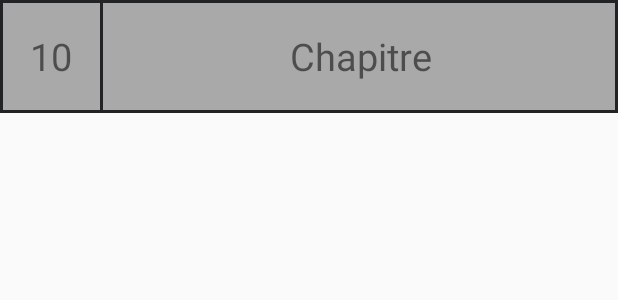
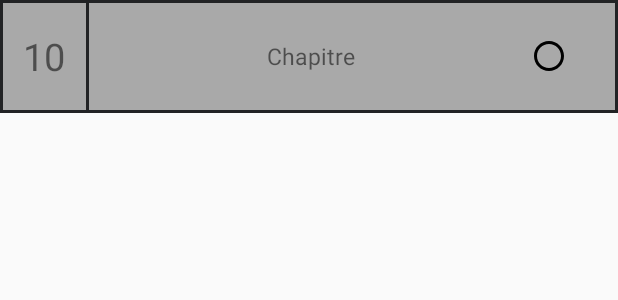
Before and after one commit to Swillam/application_android, an Android app: the layout content_cell_chapter.xml on its own in the app's theme, with its tools: preview values and no code run, on a phone screen of 412 x 824 dp. Shown: the top 300 px of the screen. Run offline under Robolectric (Android 15) with nearby library versions, the phone set to English and light mode, and no system bars.

Commit message:
fix fragment,navbar, home and add a chapter fragment with read checkbox

```diff
--- a/app/src/main/java/fr/application/scanS/data/DAO/ChapitreDAO.java
+++ b/app/src/main/java/fr/application/scanS/data/DAO/ChapitreDAO.java
@@ -51,8 +51,8 @@ public class ChapitreDAO extends DAOBase {
         ContentValues value = new ContentValues();
         value.put(CHAPITRE_NB, c.getChapitre_nb());
         value.put(CHAPITRE_NAME, c.getChapitre_name());
-        value.put(ID_MANGA, c.getId_manga());
-        mDb.update(TABLE_NAME, value, KEY,new String[] {String.valueOf(c.getId())});
+        value.put(LU,c.getIfRead());
+        mDb.update(TABLE_NAME, value, KEY+'=' + String.valueOf(c.getId()),null);
     }
 
     public Chapitre select(int id) {
--- a/app/src/main/java/fr/application/scanS/ui/home/MangaAdapter.java
+++ b/app/src/main/java/fr/application/scanS/ui/home/MangaAdapter.java
@@ -37,7 +37,6 @@ public class MangaAdapter extends RecyclerView.Adapter<MangaViewHolder>{
 
     @Override
     public void onBindViewHolder(@NonNull MangaViewHolder holder, int position) {
-        // a faire (fini ?)
         Manga m = this._mangaList.get(position);
         Chapitre c = m.getChapitrelast();
         holder.layoutForManga(m.getName(),c.getChapitre_name(),c.getChapitre_nb(),this._context);
--- a/app/src/main/res/layout/content_cell_chapter.xml
+++ b/app/src/main/res/layout/content_cell_chapter.xml
@@ -8,7 +8,7 @@
         android:id="@+id/item_chapter_nb_manga"
         android:layout_width="match_parent"
         android:layout_height="match_parent"
-        android:layout_weight="5"
+        android:layout_weight="3"
         android:gravity="center"
         android:text="10"
         android:textSize="25sp"
@@ -20,6 +20,15 @@
         android:layout_weight="1"
         android:gravity="center"
         android:text="Chapitre"
-        android:textSize="25sp"/>
+        android:textSize="15sp"/>
+
+    <CheckBox
+        android:id="@+id/checkBox"
+        android:layout_width="match_parent"
+        android:layout_height="match_parent"
+        android:layout_weight="3"
+        android:button="@xml/custom_checkbox"
+        android:gravity="center"
+        />
 
 </LinearLayout>
--- a/app/src/main/res/layout/content_cell_home.xml
+++ b/app/src/main/res/layout/content_cell_home.xml
@@ -7,9 +7,7 @@
     android:layout_height="75dp"
     android:layout_marginTop="5dp"
     android:layout_marginBottom="5dp"
-    android:background="@drawable/home_textview_border"
-
-    >
+    android:background="@drawable/home_textview_border">
 
     <ImageView
         android:id="@+id/item_image"
--- a/app/src/main/res/layout/fragment_home.xml
+++ b/app/src/main/res/layout/fragment_home.xml
@@ -12,8 +12,7 @@
         android:id="@+id/fragment_home_recycler_view"
         android:layout_width="match_parent"
         android:layout_height="wrap_content"
-        android:layout_marginTop="10dp"
-        android:layout_marginBottom="60dp"/>
+        android:layout_marginTop="10dp" />
 
     <TextView
         android:id="@+id/noManga"
--- /dev/null
+++ b/app/src/main/res/xml/checked.xml
@@ -0,0 +1,10 @@
+<?xml version="1.0" encoding="utf-8"?>
+<vector xmlns:android="http://schemas.android.com/apk/res/android"
+        android:width="24dp"
+        android:height="24dp"
+        android:viewportWidth="24.0"
+        android:viewportHeight="24.0">
+    <path
+        android:fillColor="#4CAF50"
+        android:pathData="M12,2C6.48,2 2,6.48 2,12s4.48,10 10,10 10,-4.48 10,-10S17.52,2 12,2zM10,17l-5,-5 1.41,-1.41L10,14.17l7.59,-7.59L19,8l-9,9z"/>
+</vector>
--- /dev/null
+++ b/app/src/main/res/xml/custom_checkbox.xml
@@ -0,0 +1,8 @@
+<?xml version="1.0" encoding="utf-8"?>
+<selector xmlns:android="http://schemas.android.com/apk/res/android">
+    <item android:state_checked="true"
+        android:drawable="@xml/checked" />
+    <item android:state_pressed="true"
+        android:drawable="@xml/checked" />
+    <item android:drawable="@xml/unchecked" />
+</selector>
--- /dev/null
+++ b/app/src/main/res/xml/unchecked.xml
@@ -0,0 +1,10 @@
+<?xml version="1.0" encoding="utf-8"?>
+<vector xmlns:android="http://schemas.android.com/apk/res/android"
+        android:width="24dp"
+        android:height="24dp"
+        android:viewportWidth="24.0"
+        android:viewportHeight="24.0">
+    <path
+        android:fillColor="#FF000000"
+        android:pathData="M12,2C6.48,2 2,6.48 2,12s4.48,10 10,10 10,-4.48 10,-10S17.52,2 12,2zM12,20c-4.42,0 -8,-3.58 -8,-8s3.58,-8 8,-8 8,3.58 8,8 -3.58,8 -8,8z"/>
+</vector>
```
Also changed, not shown: app/src/main/java/fr/application/scanS/MainActivity.java (+35 -18 lines), app/src/main/java/fr/application/scanS/data/Type/Chapitre.java (+8 -1 lines), app/src/main/java/fr/application/scanS/data/Type/Manga.java (+6 -11 lines), app/src/main/java/fr/application/scanS/ui/MangaActivity.java (deleted, +0 -37 lines), app/src/main/java/fr/application/scanS/ui/chapitre/ChapitreAdapter.java (added, +95 -0 lines), app/src/main/java/fr/application/scanS/ui/chapitre/MangaActivity.java (added, +50 -0 lines), app/src/main/java/fr/application/scanS/ui/home/HomeFragment.java (+8 -14 lines), app/src/main/res/layout/activity_main.xml (+7 -7 lines), app/src/main/res/layout/manga_activity.xml (+4 -5 lines).
